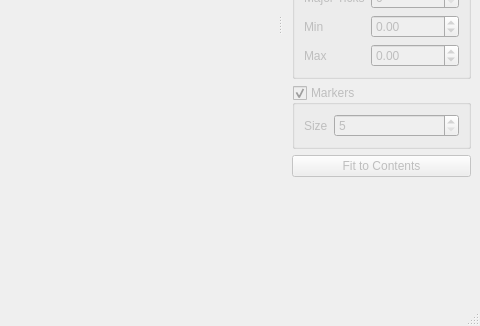
First picture: the form in designer/mainwindow.ui, repository RuggedScience/AccelExplorer, before the edit; both pictures show x 565 to 1045 and y 274 to 600 of the 1045 by 600 pixel window.
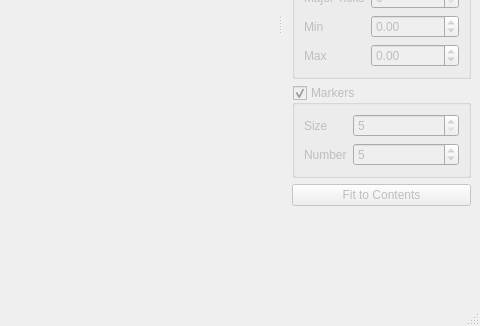
Second picture: the form after the edit. Icons and pictures are not drawn.

Commit message: Added ability to set number of markers

```diff
--- a/designer/mainwindow.ui
+++ b/designer/mainwindow.ui
@@ -247,6 +247,23 @@
           </property>
          </widget>
         </item>
+        <item row="1" column="0">
+         <widget class="QLabel" name="label_10">
+          <property name="text">
+           <string>Number</string>
+          </property>
+         </widget>
+        </item>
+        <item row="1" column="1">
+         <widget class="QSpinBox" name="markerCount_spin">
+          <property name="minimum">
+           <number>1</number>
+          </property>
+          <property name="value">
+           <number>5</number>
+          </property>
+         </widget>
+        </item>
        </layout>
       </widget>
      </item>
```
The commit also changes 2 other files.
